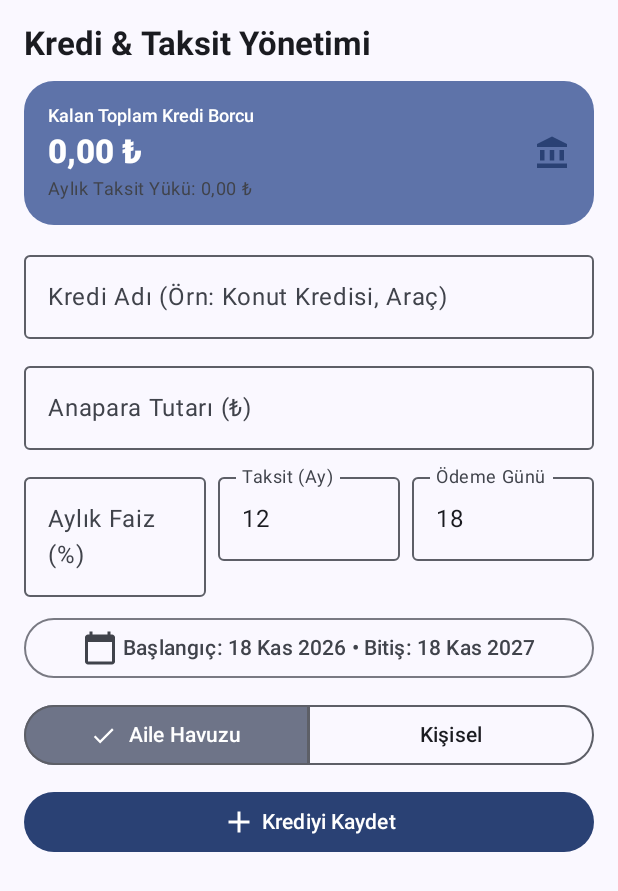
After one commit to bytuna/hane-cuzdan, an Android app built with Jetpack Compose: the composable LoansScreen called with empty values, on a phone screen of 412 x 824 dp. The commit adds this screen. Shown: the top 891 px of the screen. Run offline under Robolectric (Android 15) with nearby library versions, the phone set to English and light mode, and no system bars; 4 statements that could not run were skipped.

Commit message:
HaneCuzdan: Kredi ve taksit yonetimi modulu ile APK boyut optimizasyonu

```diff
--- a/app/src/main/java/com/hanecuzdan/app/di/AppContainer.kt
+++ b/app/src/main/java/com/hanecuzdan/app/di/AppContainer.kt
@@ -28,6 +28,7 @@ class AppContainer(context: Context) {
     val gitHubBackupEngine = GitHubBackupEngine()
     val subscriptionDao = database.subscriptionDao()
     val savingsGoalDao = database.savingsGoalDao()
+    val loanDao = database.loanDao()
 
     val transactionRepository: TransactionRepository = TransactionRepositoryImpl(
         transactionDao = database.transactionDao(),
--- a/app/src/main/java/com/hanecuzdan/app/ui/navigation/AppDestination.kt
+++ b/app/src/main/java/com/hanecuzdan/app/ui/navigation/AppDestination.kt
@@ -1,6 +1,7 @@
 package com.hanecuzdan.app.ui.navigation
 
 import androidx.compose.material.icons.Icons
+import androidx.compose.material.icons.filled.AccountBalance
 import androidx.compose.material.icons.filled.AccountCircle
 import androidx.compose.material.icons.filled.AutoAwesome
 import androidx.compose.material.icons.filled.Autorenew
@@ -34,6 +35,7 @@ enum class AppDestination(
 
     // 3. Planlama & Arşiv
     BUDGET_LIMITS("Bütçe Limitleri", Icons.Default.Speed),
+    LOANS("Krediler & Taksitler", Icons.Default.AccountBalance),
     SUBSCRIPTIONS("Abonelikler", Icons.Default.Autorenew),
     SAVINGS_GOALS("Hedefler", Icons.Default.Savings),
     CATEGORIES("Kategoriler", Icons.Default.Category),
--- /dev/null
+++ b/app/src/main/java/com/hanecuzdan/app/ui/screens/LoansScreen.kt
@@ -0,0 +1,372 @@
+package com.hanecuzdan.app.ui.screens
+
+import androidx.compose.foundation.clickable
+import androidx.compose.foundation.layout.Arrangement
+import androidx.compose.foundation.layout.Column
+import androidx.compose.foundation.layout.Row
+import androidx.compose.foundation.layout.fillMaxSize
+import androidx.compose.foundation.layout.fillMaxWidth
+import androidx.compose.foundation.layout.padding
+import androidx.compose.foundation.lazy.LazyColumn
+import androidx.compose.foundation.lazy.items
+import androidx.compose.foundation.shape.RoundedCornerShape
+import androidx.compose.foundation.text.KeyboardOptions
+import androidx.compose.material.icons.Icons
+import androidx.compose.material.icons.filled.AccountBalance
+import androidx.compose.material.icons.filled.Add
+import androidx.compose.material.icons.filled.CalendarToday
+import androidx.compose.material.icons.filled.Delete
+import androidx.compose.material3.AlertDialog
+import androidx.compose.material3.Button
+import androidx.compose.material3.Card
+import androidx.compose.material3.CardDefaults
+import androidx.compose.material3.DatePicker
+import androidx.compose.material3.DatePickerDialog
+import androidx.compose.material3.ExperimentalMaterial3Api
+import androidx.compose.material3.Icon
+import androidx.compose.material3.IconButton
+import androidx.compose.material3.LinearProgressIndicator
+import androidx.compose.material3.MaterialTheme
+import androidx.compose.material3.OutlinedButton
+import androidx.compose.material3.OutlinedTextField
+import androidx.compose.material3.SegmentedButton
+import androidx.compose.material3.SegmentedButtonDefaults
+import androidx.compose.material3.SingleChoiceSegmentedButtonRow
+import androidx.compose.material3.Text
+import androidx.compose.material3.TextButton
+import androidx.compose.material3.rememberDatePickerState
+import androidx.compose.runtime.Composable
+import androidx.compose.runtime.getValue
+import androidx.compose.runtime.mutableStateOf
+import androidx.compose.runtime.remember
+import androidx.compose.runtime.setValue
+import androidx.compose.ui.Alignment
+import androidx.compose.ui.Modifier
+import androidx.compose.ui.text.font.FontWeight
+import androidx.compose.ui.text.input.KeyboardType
+import androidx.compose.ui.unit.dp
+import com.hanecuzdan.app.domain.model.DataScope
+import com.hanecuzdan.app.domain.model.Loan
+import com.hanecuzdan.app.domain.usecase.LoanCalculator
+import com.hanecuzdan.app.domain.usecase.LoanSummary
+import com.hanecuzdan.app.ui.theme.ExpenseRed
+import com.hanecuzdan.app.ui.theme.IncomeGreen
+import com.hanecuzdan.app.ui.util.TurkishCurrencyVisualTransformation
+import com.hanecuzdan.app.ui.util.formatTurkishCurrency
+import com.hanecuzdan.app.ui.util.parseTurkishCurrency
+import com.hanecuzdan.app.ui.util.sanitizeCurrencyInput
+import java.text.SimpleDateFormat
+import java.util.Calendar
+import java.util.Date
+import java.util.Locale
+import java.util.UUID
+
+@OptIn(ExperimentalMaterial3Api::class)
+@Composable
+fun LoansScreen(
+    loans: List<Loan>,
+    onAddLoan: (Loan) -> Unit,
+    onDeleteLoan: (String) -> Unit
+) {
+    var name by remember { mutableStateOf("") }
+    var principalText by remember { mutableStateOf("") }
+    var rateText by remember { mutableStateOf("") }
+    var installmentsText by remember { mutableStateOf("12") }
+    var startMillis by remember { mutableStateOf(System.currentTimeMillis()) }
+    var paymentDayText by remember {
+        mutableStateOf(Calendar.getInstance().get(Calendar.DAY_OF_MONTH).toString())
+    }
+    var scope by remember { mutableStateOf(DataScope.FAMILY) }
+    var showStartPicker by remember { mutableStateOf(false) }
+    var selectedSummaryForSchedule by remember { mutableStateOf<LoanSummary?>(null) }
+
+    val dateFormat = remember { SimpleDateFormat("dd MMM yyyy", Locale("tr", "TR")) }
+    val summaries = remember(loans) { loans.map { LoanCalculator.summarize(it) } }
+    val totalRemainingDebt = remember(summaries) { summaries.sumOf { it.remainingDebtAmount } }
+    val monthlyLoanLoad = remember(summaries) { summaries.filter { it.isActive }.sumOf { it.monthlyInstallment } }
+
+    // Canlı form önizlemesi
+    val previewPrincipal = parseTurkishCurrency(principalText) ?: 0.0
+    val previewRate = rateText.replace(',', '.').toDoubleOrNull() ?: 0.0
+    val previewInstallments = (installmentsText.toIntOrNull() ?: 0).coerceAtLeast(0)
+    val previewMonthly = if (previewPrincipal > 0.0 && previewInstallments > 0) {
+        LoanCalculator.calculateMonthlyInstallment(previewPrincipal, previewRate, previewInstallments)
+    } else 0.0
+    val previewEndMillis = if (previewInstallments > 0) {
+        LoanCalculator.calculateEndDateMillis(startMillis, previewInstallments)
+    } else startMillis
+
+    LazyColumn(
+        modifier = Modifier
+            .fillMaxSize()
+            .padding(16.dp),
+        verticalArrangement = Arrangement.spacedBy(12.dp)
+    ) {
+        item {
+            Text("Kredi & Taksit Yönetimi", style = MaterialTheme.typography.headlineSmall, fontWeight = FontWeight.Bold)
+        }
+
+        item {
+            Card(
+                modifier = Modifier.fillMaxWidth(),
+                shape = RoundedCornerShape(20.dp),
+                colors = CardDefaults.cardColors(containerColor = MaterialTheme.colorScheme.primaryContainer)
+            ) {
+                Row(
+                    modifier = Modifier
+                        .fillMaxWidth()
+                        .padding(16.dp),
+                    horizontalArrangement = Arrangement.SpaceBetween,
+                    verticalAlignment = Alignment.CenterVertically
+                ) {
+                    Column(verticalArrangement = Arrangement.spacedBy(4.dp)) {
+                        Text("Kalan Toplam Kredi Borcu", style = MaterialTheme.typography.labelMedium)
+                        Text(
+                            text = formatTurkishCurrency(totalRemainingDebt),
+                            style = MaterialTheme.typography.headlineSmall,
+                            fontWeight = FontWeight.ExtraBold
+                        )
+                        Text(
+                            text = "Aylık Taksit Yükü: ${formatTurkishCurrency(monthlyLoanLoad)}",
+                            style = MaterialTheme.typography.bodySmall,
+                            color = MaterialTheme.colorScheme.onSurfaceVariant
+                        )
+                    }
+                    Icon(Icons.Default.AccountBalance, contentDescription = null, tint = MaterialTheme.colorScheme.primary)
+                }
+            }
+        }
+
+        item {
+            Column(verticalArrangement = Arrangement.spacedBy(10.dp)) {
+                OutlinedTextField(
+                    value = name,
+                    onValueChange = { name = it },
+                    label = { Text("Kredi Adı (Örn: Konut Kredisi, Araç)") },
+                    modifier = Modifier.fillMaxWidth(),
+                    singleLine = true
+                )
+
+                OutlinedTextField(
+                    value = principalText,
+                    onValueChange = { principalText = sanitizeCurrencyInput(it) },
+                    label = { Text("Anapara Tutarı (₺)") },
+                    suffix = { Text("₺") },
+                    visualTransformation = TurkishCurrencyVisualTransformation(),
+                    keyboardOptions = KeyboardOptions(keyboardType = KeyboardType.Decimal),
+                    modifier = Modifier.fillMaxWidth(),
+                    singleLine = true
+                )
+
+                Row(modifier = Modifier.fillMaxWidth(), horizontalArrangement = Arrangement.spacedBy(8.dp)) {
+                    OutlinedTextField(
+                        value = rateText,
+                        onValueChange = { rateText = it.filter { ch -> ch.isDigit() || ch == ',' || ch == '.' } },
+                        label = { Text("Aylık Faiz (%)") },
+                        placeholder = { Text("Örn: 3,49") },
+                        keyboardOptions = KeyboardOptions(keyboardType = KeyboardType.Decimal),
+                        modifier = Modifier.weight(1f),
+                        singleLine = true
+                    )
+                    OutlinedTextField(
+                        value = installmentsText,
+                        onValueChange = { installmentsText = it.filter { ch -> ch.isDigit() }.take(3) },
+                        label = { Text("Taksit (Ay)") },
+                        keyboardOptions = KeyboardOptions(keyboardType = KeyboardType.Number),
+                        modifier = Modifier.weight(1f),
+                        singleLine = true
+                    )
+                    OutlinedTextField(
+                        value = paymentDayText,
+                        onValueChange = { paymentDayText = it.filter { ch -> ch.isDigit() }.take(2) },
+                        label = { Text("Ödeme Günü") },
+                        keyboardOptions = KeyboardOptions(keyboardType = KeyboardType.Number),
+                        modifier = Modifier.weight(1f),
+                        singleLine = true
+                    )
+                }
+
+                OutlinedButton(
+                    onClick = { showStartPicker = true },
+                    modifier = Modifier.fillMaxWidth()
+                ) {
+                    Icon(Icons.Default.CalendarToday, contentDescription = null)
+                    Text(" Başlangıç: ${dateFormat.format(Date(startMillis))} • Bitiş: ${dateFormat.format(Date(previewEndMillis))}")
+                }
+
+                SingleChoiceSegmentedButtonRow(modifier = Modifier.fillMaxWidth()) {
+                    SegmentedButton(
+                        selected = scope == DataScope.FAMILY,
+                        onClick = { scope = DataScope.FAMILY },
+                        shape = SegmentedButtonDefaults.itemShape(0, 2)
+                    ) { Text("Aile Havuzu") }
+                    SegmentedButton(
+                        selected = scope == DataScope.PERSONAL,
+                        onClick = { scope = DataScope.PERSONAL },
+                        shape = SegmentedButtonDefaults.itemShape(1, 2)
+                    ) { Text("Kişisel") }
+                }
+
+                if (previewMonthly > 0.0) {
+                    Text(
+                        text = "Hesaplanan Aylık Taksit: ${formatTurkishCurrency(previewMonthly)}",
+                        style = MaterialTheme.typography.titleSmall,
+                        color = MaterialTheme.colorScheme.primary,
+                        fontWeight = FontWeight.Bold
+                    )
+                }
+
+                Button(
+                    onClick = {
+                        val principal = parseTurkishCurrency(principalText) ?: return@Button
+                        val count = (installmentsText.toIntOrNull() ?: 0)
+                        if (name.isBlank() || principal <= 0.0 || count <= 0) return@Button
+                        val rate = rateText.replace(',', '.').toDoubleOrNull() ?: 0.0
+                        val payDay = (paymentDayText.toIntOrNull() ?: 1).coerceIn(1, 31)
+
+                        onAddLoan(
+                            Loan(
+                                id = UUID.randomUUID().toString(),
+                                name = name.trim(),
+                                principalAmount = principal,
+                                monthlyInterestRate = rate,
+                                totalInstallments = count,
+                                startDateMillis = startMillis,
+                                paymentDay = payDay,
+                                scope = scope
+                            )
+                        )
+                        name = ""
+                        principalText = ""
+                        rateText = ""
+                    },
+                    modifier = Modifier.fillMaxWidth()
+                ) {
+                    Icon(Icons.Default.Add, contentDescription = null)
+                    Text(" Krediyi Kaydet")
+                }
+            }
+        }
+
+        items(summaries, key = { it.loan.id }) { summary ->
+            val progress = if (summary.loan.totalInstallments > 0) {
+                summary.elapsedInstallments.toFloat() / summary.loan.totalInstallments.toFloat()
+            } else 0f
+
+            Card(
+                modifier = Modifier
+                    .fillMaxWidth()
+                    .clickable { selectedSummaryForSchedule = summary },
+                shape = RoundedCornerShape(18.dp),
+                colors = CardDefaults.cardColors(containerColor = MaterialTheme.colorScheme.surfaceContainerLow)
+            ) {
+                Column(modifier = Modifier.padding(14.dp), verticalArrangement = Arrangement.spacedBy(6.dp)) {
+                    Row(
+                        modifier = Modifier.fillMaxWidth(),
+                        horizontalArrangement = Arrangement.SpaceBetween,
+                        verticalAlignment = Alignment.CenterVertically
+                    ) {
+                        Column(modifier = Modifier.weight(1f)) {
+                            Text(summary.loan.name, style = MaterialTheme.typography.titleMedium, fontWeight = FontWeight.Bold)
+                            Text(
+                                text = "Aylık Taksit: ${formatTurkishCurrency(summary.monthlyInstallment)} • Ayın ${summary.loan.paymentDay}. günü",
+                                style = MaterialTheme.typography.bodySmall,
+                                color = ExpenseRed,
+                                fontWeight = FontWeight.Medium
+                            )
+                        }
+                        IconButton(onClick = { onDeleteLoan(summary.loan.id) }) {
+                            Icon(Icons.Default.Delete, contentDescription = "Sil")
+                        }
+                    }
+
+                    LinearProgressIndicator(
+                        progress = { progress.coerceIn(0f, 1f) },
+                        color = IncomeGreen,
+                        modifier = Modifier.fillMaxWidth()
+                    )
+
+                    Row(modifier = Modifier.fillMaxWidth(), horizontalArrangement = Arrangement.SpaceBetween) {
+                        Text(
+                            text = "Ödenen: ${summary.elapsedInstallments}/${summary.loan.totalInstallments} taksit",
+                            style = MaterialTheme.typography.labelSmall
+                        )
+                        Text(
+                            text = "Bitiş: ${dateFormat.format(Date(summary.endDateMillis))}",
+                            style = MaterialTheme.typography.labelSmall,
+                            color = MaterialTheme.colorScheme.onSurfaceVariant
+                        )
+                    }
+                    Text(
+                        text = "Kalan Borç: ${formatTurkishCurrency(summary.remainingDebtAmount)} (Ödeme planı için dokunun)",
+                        style = MaterialTheme.typography.labelSmall,
+                        color = MaterialTheme.colorScheme.primary
+                    )
+                }
+            }
+        }
+    }
+
+    if (showStartPicker) {
+        val pickerState = rememberDatePickerState(initialSelectedDateMillis = startMillis)
+        DatePickerDialog(
+            onDismissRequest = { showStartPicker = false },
+            confirmButton = {
+                TextButton(
+                    onClick = {
+                        pickerState.selectedDateMillis?.let { millis ->
+                            startMillis = millis
+                            val cal = Calendar.getInstance().apply { timeInMillis = millis }
+                            paymentDayText = cal.get(Calendar.DAY_OF_MONTH).toString()
+                        }
+                        showStartPicker = false
+                    }
+                ) { Text("Tamam") }
+            },
+            dismissButton = {
+                TextButton(onClick = { showStartPicker = false }) { Text("İptal") }
+            }
+        ) {
+            DatePicker(state = pickerState)
+        }
+    }
+
+    selectedSummaryForSchedule?.let { summary ->
+        val schedule = remember(summary.loan) { LoanCalculator.buildAmortizationSchedule(summary.loan) }
+        AlertDialog(
+            onDismissRequest = { selectedSummaryForSchedule = null },
+            title = { Text("${summary.loan.name} — Ödeme Planı") },
+            text = {
+                LazyColumn(verticalArrangement = Arrangement.spacedBy(6.dp)) {
+                    item {
+                        Text(
+                            text = "Toplam Geri Ödeme: ${formatTurkishCurrency(summary.totalPaybackAmount)} (Faiz: ${formatTurkishCurrency(summary.totalInterestAmount)})",
+                            style = MaterialTheme.typography.bodySmall,
+                            fontWeight = FontWeight.SemiBold
+                        )
+                    }
+                    items(schedule.take(24), key = { it.installmentNumber }) { row ->
+                        val isPaid = row.installmentNumber <= summary.elapsedInstallments
+                        Row(
+                            modifier = Modifier.fillMaxWidth(),
+                            horizontalArrangement = Arrangement.SpaceBetween
+                        ) {
+                            Text(
+                                text = "${row.installmentNumber}. Taksit ${if (isPaid) "✓" else ""}",
+                                style = MaterialTheme.typography.bodySmall,
+                                color = if (isPaid) IncomeGreen else MaterialTheme.colorScheme.onSurface
+                            )
+                            Text(
+                                text = "Anapara: ${formatTurkishCurrency(row.principalPart, false)} • Faiz: ${formatTurkishCurrency(row.interestPart, false)}",
+                                style = MaterialTheme.typography.labelSmall
+                            )
+                        }
+                    }
+                }
+            },
+            confirmButton = {
+                TextButton(onClick = { selectedSummaryForSchedule = null }) { Text("Kapat") }
+            }
+        )
+    }
+}
--- a/gradle/libs.versions.toml
+++ b/gradle/libs.versions.toml
@@ -16,7 +16,7 @@ workManager = "2.10.0"
 coroutines = "1.10.1"
 serializationJson = "1.8.0"
 okhttp = "4.12.0"
-mlkitTextRecognition = "16.0.1"
+mlkitTextRecognition = "19.0.1"
 junit = "4.13.2"
 mockk = "1.13.16"
 coroutinesTest = "1.10.1"
@@ -52,7 +52,7 @@ kotlinx-serialization-json = { group = "org.jetbrains.kotlinx", name = "kotlinx-
 okhttp = { group = "com.squareup.okhttp3", name = "okhttp", version.ref = "okhttp" }
 firebase-bom = { group = "com.google.firebase", name = "firebase-bom", version.ref = "firebaseBom" }
 firebase-firestore = { group = "com.google.firebase", name = "firebase-firestore" }
-mlkit-text-recognition = { group = "com.google.mlkit", name = "text-recognition", version.ref = "mlkitTextRecognition" }
+mlkit-text-recognition = { group = "com.google.android.gms", name = "play-services-mlkit-text-recognition", version.ref = "mlkitTextRecognition" }
 
 junit = { group = "junit", name = "junit", version.ref = "junit" }
 mockk = { group = "io.mockk", name = "mockk", version.ref = "mockk" }
```
Also changed, not shown: app/build.gradle.kts (+11 -1 lines), app/src/main/java/com/hanecuzdan/app/MainActivity.kt (+15 -1 lines), app/src/main/java/com/hanecuzdan/app/data/local/HaneCuzdanDatabase.kt (+6 -2 lines), app/src/main/java/com/hanecuzdan/app/data/local/dao/LoanDao.kt (added, +20 -0 lines), app/src/main/java/com/hanecuzdan/app/data/local/entity/LoanEntity.kt (added, +42 -0 lines), app/src/main/java/com/hanecuzdan/app/domain/model/Loan.kt (added, +13 -0 lines), app/src/main/java/com/hanecuzdan/app/domain/usecase/DashboardMetricsCalculator.kt (+14 -5 lines), app/src/main/java/com/hanecuzdan/app/domain/usecase/LoanCalculator.kt (added, +132 -0 lines), app/src/main/java/com/hanecuzdan/app/ui/dashboard/DashboardViewModel.kt (+14 -6 lines), app/src/main/java/com/hanecuzdan/app/ui/screens/MonthlyExpensesScreen.kt (+18 -6 lines), app/src/main/java/com/hanecuzdan/app/ui/screens/UpcomingPaymentsScreen.kt (+32 -5 lines), 2 other files.
